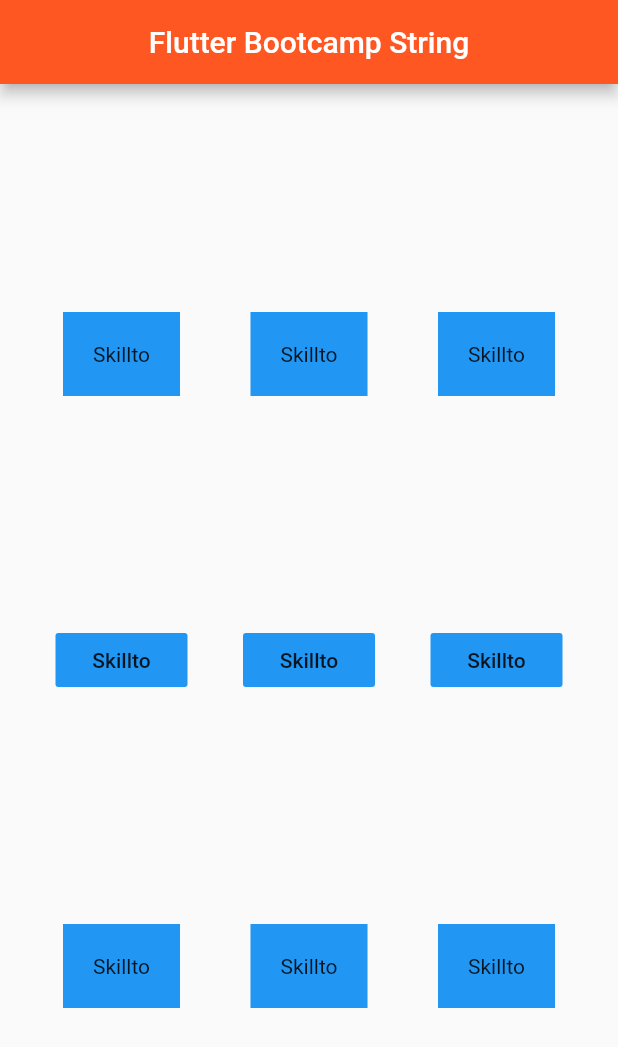
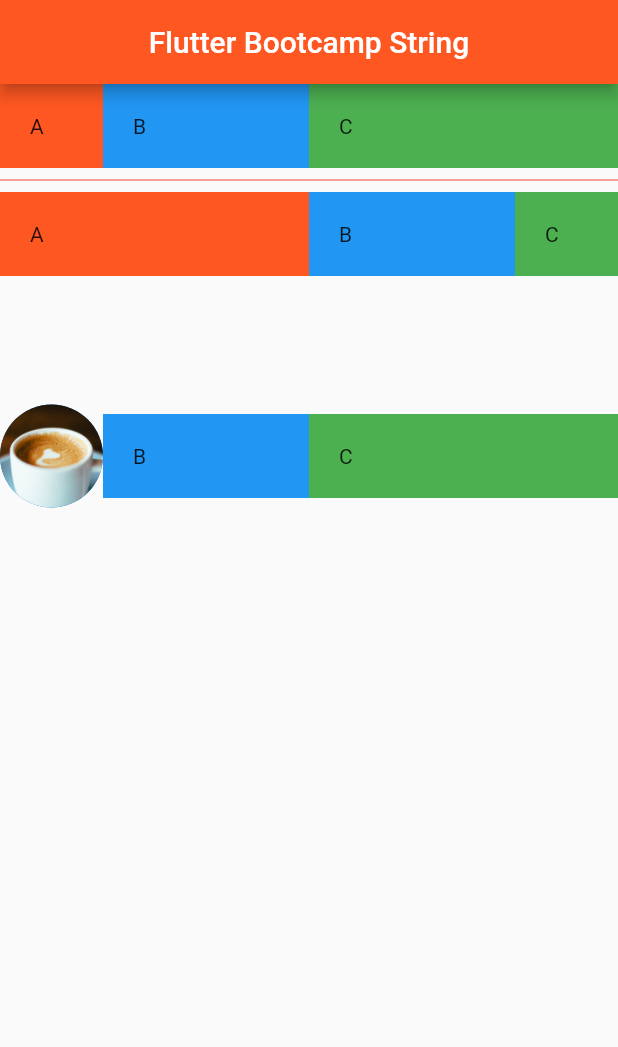
Before and after one commit to gokuldh/bootcamo_04_march, a Flutter app: the screen it shows after launch, on a phone screen of 412 x 824 dp. Shown: the top 1047 px of the screen. Run offline on Flutter 3.47's test engine with Material 2 defaults, Android fonts, the phone set to English and light mode, and no system bars.

Commit message:
Day 4 Part 1

```diff
--- a/lib/main.dart
+++ b/lib/main.dart
@@ -17,69 +17,94 @@ class FlutterBootcamp extends StatelessWidget{
           backgroundColor: Colors.deepOrange,
           centerTitle: true,
         ),
-        body: Row(
-          mainAxisAlignment: MainAxisAlignment.spaceEvenly,
+        body: Column(
           children: [
-            Column(
-              mainAxisAlignment: MainAxisAlignment.spaceEvenly,
-              //crossAxisAlignment: CrossAxisAlignment.stretch,
+            Row(
             children: [
-                Container(
-                  child: Text("Skillto"),
+              Expanded(
+                flex: 1,
+                child: Container(
+                  padding: EdgeInsets.all(20),
+                  color: Colors.deepOrange,
+                  child: Text("A"),
+                ),
+              ),
+              Expanded(
+                flex: 2,
+                child: Container(
+                  padding: EdgeInsets.all(20),
                   color: Colors.blue,
+                  child: Text("B"),
+                ),
+              ),
+              Expanded(
+                flex: 3,
+                child: Container(
                   padding: EdgeInsets.all(20),
+                  color: Colors.green,
+                  child: Text("C"),
                 ),
-                FlatButton(
-                  child: Text("Skillto"),
-                  color: Colors.blue,
-                  onPressed: (){},
-                ),
-                Container(
-                  child: Text("Skillto"),
-                  color: Colors.blue,
-                  padding: EdgeInsets.all(20),
               ),
             ],
           ),
-            Column(
-              mainAxisAlignment: MainAxisAlignment.spaceEvenly,
-              //crossAxisAlignment: CrossAxisAlignment.stretch,
+            Divider(
+              color: Colors.red,
+            ),
+            Row(
               children: [
-                Container(
-                  child: Text("Skillto"),
+                Expanded(
+                  flex: 3,
+                  child: Container(
+                    padding: EdgeInsets.all(20),
+                    color: Colors.deepOrange,
+                    child: Text("A"),
+                  ),
+                ),
+                Expanded(
+                  flex: 2,
+                  child: Container(
+                    padding: EdgeInsets.all(20),
                     color: Colors.blue,
+                    child: Text("B"),
+                  ),
+                ),
+                Expanded(
+                  flex: 1,
+                  child: Container(
                     padding: EdgeInsets.all(20),
+                    color: Colors.green,
+                    child: Text("C"),
                   ),
-                FlatButton(
-                  child: Text("Skillto"),
-                  color: Colors.blue,
-                  onPressed: (){},
-                ),
-                Container(
-                  child: Text("Skillto"),
-                  color: Colors.blue,
-                  padding: EdgeInsets.all(20),
                 ),
               ],
             ),
-            Column(
-              mainAxisAlignment: MainAxisAlignment.spaceEvenly,
-              //crossAxisAlignment: CrossAxisAlignment.stretch,
+            SizedBox(
+              height: 20,
+            ),
+            Row(
               children: [
-                Container(
-                  child: Text("Skillto"),
+                Expanded(
+                  flex: 1,
+                  child: CircleAvatar(
+                    backgroundImage: AssetImage('assets/coffee.jpg'),
+                    radius: 100 ,
+                  ),
+                ),
+                Expanded(
+                  flex: 2,
+                  child: Container(
+                    padding: EdgeInsets.all(20),
                     color: Colors.blue,
+                    child: Text("B"),
+                  ),
+                ),
+                Expanded(
+                  flex: 3,
+                  child: Container(
                     padding: EdgeInsets.all(20),
+                    color: Colors.green,
+                    child: Text("C"),
                   ),
-                FlatButton(
-                  child: Text("Skillto"),
-                  color: Colors.blue,
-                  onPressed: (){},
-                ),
-                Container(
-                  child: Text("Skillto"),
-                  color: Colors.blue,
-                  padding: EdgeInsets.all(20),
                 ),
               ],
             ),
```
Lines whose indentation alone changed are shown as unchanged.
